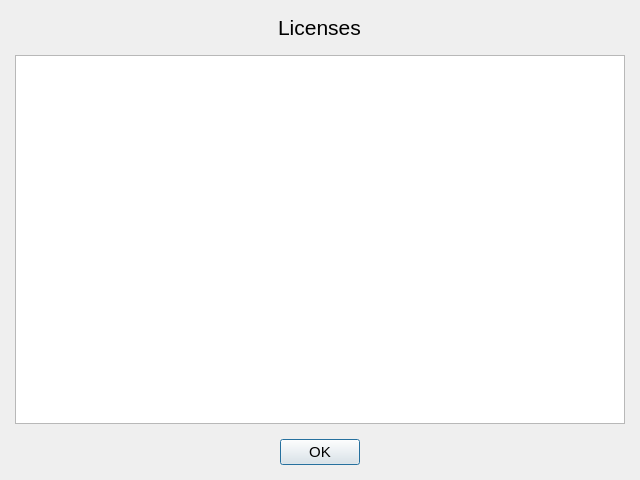
The window that src/gui/licensesdialog.ui (someretical/TheoreticalDiary) describes before a commit, drawn with Qt 5.
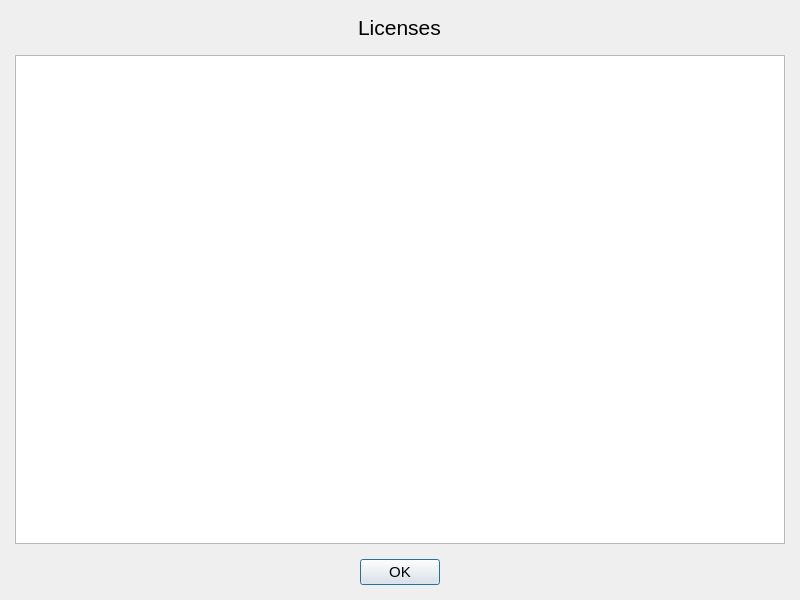
The same window after the commit.

```diff
--- a/src/gui/licensesdialog.ui
+++ b/src/gui/licensesdialog.ui
@@ -6,8 +6,8 @@
    <rect>
     <x>0</x>
     <y>0</y>
-    <width>640</width>
-    <height>480</height>
+    <width>800</width>
+    <height>600</height>
    </rect>
   </property>
   <property name="cursor">
```
